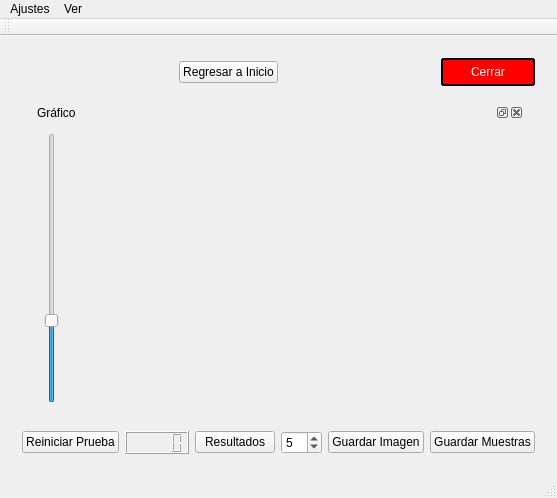
hectorda/Bio-Feedback, file mainwindow.ui: the form before one commit.
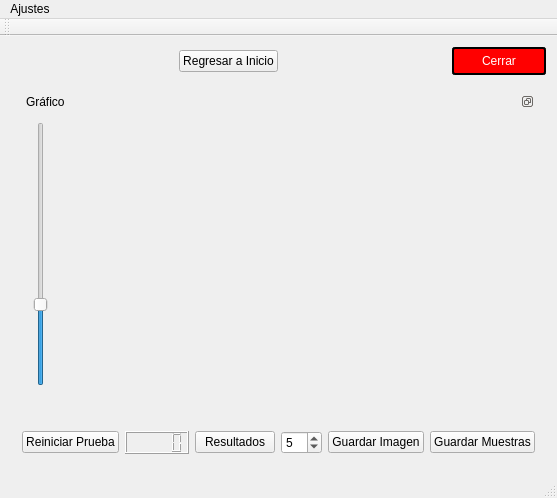
The form after the commit. Icons and pictures are not drawn. Custom widgets are drawn as their Qt base class.

Commit message: Eliminado el cerrar dockwidgetgrafico

The edit to the form file:
```diff
--- a/mainwindow.ui
+++ b/mainwindow.ui
@@ -19,6 +19,79 @@
   </property>
   <widget class="QWidget" name="centralWidget">
    <layout class="QVBoxLayout" name="verticalLayout">
+    <item>
+     <layout class="QHBoxLayout" name="horizontalLayout_6">
+      <item>
+       <spacer name="horizontalSpacer_4">
+        <property name="orientation">
+         <enum>Qt::Horizontal</enum>
+        </property>
+        <property name="sizeHint" stdset="0">
+         <size>
+          <width>40</width>
+          <height>20</height>
+         </size>
+        </property>
+       </spacer>
+      </item>
+      <item alignment="Qt::AlignHCenter">
+       <widget class="QPushButton" name="pushButtonRegresarInicio">
+        <property name="text">
+         <string>Regresar a Inicio</string>
+        </property>
+        <property name="icon">
+         <iconset resource="images.qrc">
+          <normaloff>:/images/home.png</normaloff>:/images/home.png</iconset>
+        </property>
+        <property name="iconSize">
+         <size>
+          <width>32</width>
+          <height>32</height>
+         </size>
+        </property>
+       </widget>
+      </item>
+      <item>
+       <spacer name="horizontalSpacer_11">
+        <property name="orientation">
+         <enum>Qt::Horizontal</enum>
+        </property>
+        <property name="sizeHint" stdset="0">
+         <size>
+          <width>40</width>
+          <height>20</height>
+         </size>
+        </property>
+       </spacer>
+      </item>
+      <item>
+       <widget class="QPushButton" name="pushButtonSalir">
+        <property name="styleSheet">
+         <string notr="true">QPushButton{
+color : white;
+background-color: rgb(255, 0, 0);
+border: 2px solid;
+border-radius: 3px;
+padding: 5px;
+min-width: 80px;
+}
+
+QPushButton:hover {
+background-color: rgb(170, 0, 0);
+border: 2px solid ;
+}
+
+QPushButton:pressed {
+border: 3px solid rgb(102, 0, 0);
+}</string>
+        </property>
+        <property name="text">
+         <string>Cerrar</string>
+        </property>
+       </widget>
+      </item>
+     </layout>
+    </item>
     <item>
      <widget class="QStackedWidget" name="stackedWidget">
       <property name="currentIndex">
@@ -298,117 +371,46 @@
       <widget class="QWidget" name="widgetTest">
        <layout class="QVBoxLayout" name="verticalLayout_2">
         <item>
-         <layout class="QHBoxLayout" name="horizontalLayout_6">
-          <item>
-           <spacer name="horizontalSpacer_4">
-            <property name="orientation">
-             <enum>Qt::Horizontal</enum>
-            </property>
-            <property name="sizeHint" stdset="0">
-             <size>
-              <width>40</width>
-              <height>20</height>
-             </size>
-            </property>
-           </spacer>
-          </item>
-          <item alignment="Qt::AlignHCenter">
-           <widget class="QPushButton" name="pushButtonRegresarInicio">
-            <property name="text">
-             <string>Regresar a Inicio</string>
-            </property>
-            <property name="icon">
-             <iconset resource="images.qrc">
-              <normaloff>:/images/home.png</normaloff>:/images/home.png</iconset>
-            </property>
-            <property name="iconSize">
-             <size>
-              <width>32</width>
-              <height>32</height>
-             </size>
-            </property>
-           </widget>
-          </item>
-          <item>
-           <spacer name="horizontalSpacer_11">
-            <property name="orientation">
-             <enum>Qt::Horizontal</enum>
-            </property>
-            <property name="sizeHint" stdset="0">
-             <size>
-              <width>40</width>
-              <height>20</height>
-             </size>
-            </property>
-           </spacer>
-          </item>
-          <item>
-           <widget class="QPushButton" name="pushButtonSalir">
-            <property name="styleSheet">
-             <string notr="true">QPushButton{
-color : white;
-background-color: rgb(255, 0, 0);
-border: 2px solid;
-border-radius: 3px;
-padding: 5px;
-min-width: 80px;
-}
-
-QPushButton:hover {
-background-color: rgb(170, 0, 0);
-border: 2px solid ;
-}
-
-QPushButton:pressed {
-border: 3px solid rgb(102, 0, 0);
-}</string>
-            </property>
-            <property name="text">
-             <string>Cerrar</string>
-            </property>
-           </widget>
-          </item>
-         </layout>
+         <widget class="QDockWidget" name="dockWidget">
+          <property name="features">
+           <set>QDockWidget::DockWidgetFloatable|QDockWidget::DockWidgetMovable</set>
+          </property>
+          <property name="windowTitle">
+           <string>Gráfico</string>
+          </property>
+          <widget class="QWidget" name="dockWidgetContentsQCustomPlot">
+           <layout class="QGridLayout" name="gridLayout_4">
+            <item row="0" column="0">
+             <widget class="QSlider" name="verticalSliderRangeGraphic">
+              <property name="minimum">
+               <number>1</number>
+              </property>
+              <property name="value">
+               <number>30</number>
+              </property>
+              <property name="orientation">
+               <enum>Qt::Vertical</enum>
+              </property>
+             </widget>
+            </item>
+            <item row="0" column="1">
+             <widget class="QCustomPlot" name="qCustomPlotGrafico" native="true">
+              <property name="minimumSize">
+               <size>
+                <width>200</width>
+                <height>200</height>
+               </size>
+              </property>
+              <layout class="QVBoxLayout" name="verticalLayout_4"/>
+             </widget>
+            </item>
+           </layout>
+          </widget>
+         </widget>
         </item>
         <item>
          <widget class="QWidget" name="widget" native="true">
-          <layout class="QGridLayout" name="gridLayout_3">
-           <item row="0" column="0">
-            <widget class="QDockWidget" name="dockWidget">
-             <property name="windowTitle">
-              <string>Gráfico</string>
-             </property>
-             <widget class="QWidget" name="dockWidgetContentsQCustomPlot">
-              <layout class="QGridLayout" name="gridLayout_4">
-               <item row="0" column="1">
-                <widget class="QCustomPlot" name="qCustomPlotGrafico" native="true">
-                 <property name="minimumSize">
-                  <size>
-                   <width>200</width>
-                   <height>200</height>
-                  </size>
-                 </property>
-                 <layout class="QVBoxLayout" name="verticalLayout_4"/>
-                </widget>
-               </item>
-               <item row="0" column="0">
-                <widget class="QSlider" name="verticalSliderRangeGraphic">
-                 <property name="minimum">
-                  <number>1</number>
-                 </property>
-                 <property name="value">
-                  <number>30</number>
-                 </property>
-                 <property name="orientation">
-                  <enum>Qt::Vertical</enum>
-                 </property>
-                </widget>
-               </item>
-              </layout>
-             </widget>
-            </widget>
-           </item>
-          </layout>
+          <layout class="QGridLayout" name="gridLayout_3"/>
          </widget>
         </item>
         <item>
@@ -521,13 +523,7 @@
     </property>
     <addaction name="actionConfigurar_Serial"/>
    </widget>
-   <widget class="QMenu" name="menuVer">
-    <property name="title">
-     <string>Ver</string>
-    </property>
-   </widget>
    <addaction name="menuAjustes"/>
-   <addaction name="menuVer"/>
   </widget>
   <widget class="QToolBar" name="mainToolBar">
    <attribute name="toolBarArea">
```
The commit also changes 2 other files.
